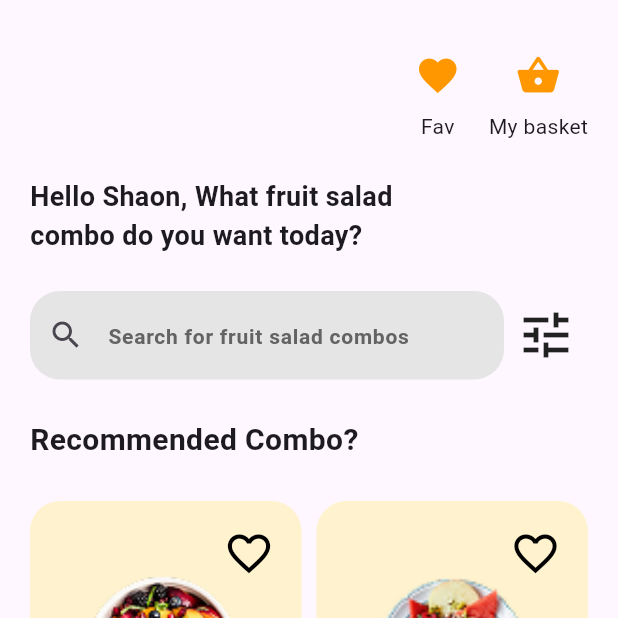
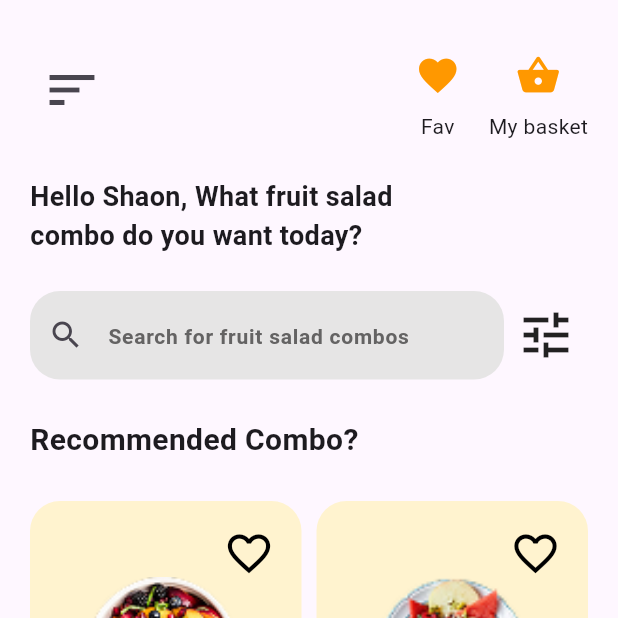
Before and after one commit to dev-shaon/Ecommerce-App, a Flutter app: the HomeScreen screen opened directly, on a phone screen of 412 x 824 dp, the top half of it. Run offline on Flutter 3.47's test engine with Material 3 defaults, Android fonts, the phone set to English and light mode, and no system bars.

Commit message:
Updated some features

```diff
--- a/lib/Screens/Home_Screen.dart
+++ b/lib/Screens/Home_Screen.dart
@@ -2,9 +2,8 @@ import 'package:flutter/material.dart';
 import 'package:fruits_ecommerce_app/Screens/basket_screen.dart';
 import 'package:fruits_ecommerce_app/Screens/favorite_screen.dart';
 import 'package:fruits_ecommerce_app/Wigets/NonRecommended.dart';
-import 'package:fruits_ecommerce_app/Wigets/multiproduct.dart';
 import 'package:fruits_ecommerce_app/Wigets/productcard.dart';
-import 'package:fruits_ecommerce_app/catagory_modle.dart';
+import 'package:fruits_ecommerce_app/catagory_details.dart';
 import 'package:fruits_ecommerce_app/provider.dart';
 import 'package:provider/provider.dart';
 import '../product.dart';
@@ -75,10 +74,11 @@ class HomeScreen extends StatelessWidget {
 
   @override
   Widget build(BuildContext context) {
-    final recomendetProduts = getRecomne(); // ✅ only recommended
-    final nonRecomendetProducts = products
-        .where((f) => f.isRecommendet == false)
-        .toList(); // ✅ only non-recommended
+
+    final recomendetProduts = getRecomne(); //////////////////////////////////////////////////////////////only recommended
+
+    final nonRecomendetProducts = products.where((f) => f.isRecommendet == false).toList(); ///////////// only non-recommended
+
     final favoriteProvider = Provider.of<FavoriteProvider>(context);
 
     return DefaultTabController(
@@ -91,10 +91,13 @@ class HomeScreen extends StatelessWidget {
               children: [
                 const SizedBox(height: 6),
                 Row(
-                  mainAxisAlignment: MainAxisAlignment.end,
+                  mainAxisAlignment: MainAxisAlignment.spaceBetween,
                   children: [
+                    Row(children: [
+                      IconButton(onPressed: (){}, icon: Icon(Icons.sort,size: 40,))
+                    ],),
                     Row(
-                      mainAxisAlignment: MainAxisAlignment.spaceBetween,
+                      mainAxisAlignment: MainAxisAlignment.end,
                       children: [
                         Column(
                           children: [
@@ -197,7 +200,7 @@ class HomeScreen extends StatelessWidget {
                 ),
                 const SizedBox(height: 26),
 
-                // 🔹 Only recommended products
+                ////////////////////////////////////////////////////////////////////////////// Only recommended products
                 Flexible(
                   child: GridView.builder(
                     itemCount: recomendetProduts.length,
@@ -252,7 +255,7 @@ class HomeScreen extends StatelessWidget {
                 ),
                 const SizedBox(height: 6),
 
-                // 🔹 Only non-recommended products inside tabs
+                ///////////////////////////////////////////////////////////////////////////////// Only nonRecommended products tabs
                 Expanded(
                   child: TabBarView(
                     children: [
```
Also changed, not shown: lib/catagory_details.dart (renamed from lib/catagory_modle.dart).
